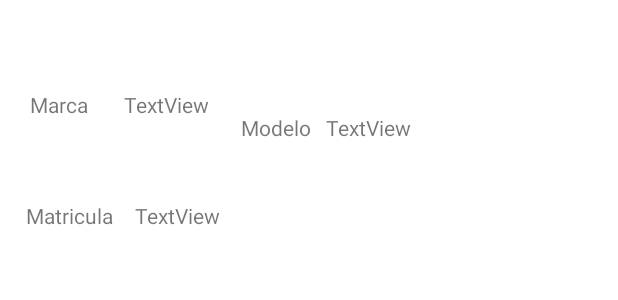
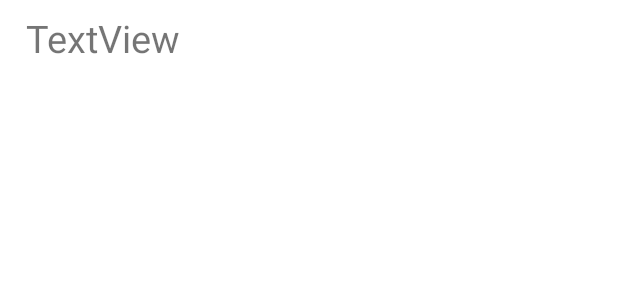
Before and after one commit to spartanh117/VehiculosApp, an Android app: the layout vehiculo_list_row.xml on its own in the app's theme, with its tools: preview values and no code run, on a phone screen of 412 x 824 dp. Shown: the top 300 px of the screen. Run offline under Robolectric (Android 15) with nearby library versions, the phone set to English and light mode, and no system bars.

Commit message:
Insertar y recycleView funcionales

```diff
--- a/app/build.gradle
+++ b/app/build.gradle
@@ -41,4 +41,6 @@ dependencies {
     testImplementation 'junit:junit:4.+'
     androidTestImplementation 'androidx.test.ext:junit:1.1.2'
     androidTestImplementation 'androidx.test.espresso:espresso-core:3.3.0'
+    //noinspection GradleCompatible
+    implementation 'com.android.support:support-v4:19.1.0'
 }
--- a/app/src/main/res/layout/vehiculo_list_row.xml
+++ b/app/src/main/res/layout/vehiculo_list_row.xml
@@ -1,95 +1,19 @@
 <?xml version="1.0" encoding="utf-8"?>
-<androidx.constraintlayout.widget.ConstraintLayout
-    xmlns:android="http://schemas.android.com/apk/res/android"
-    xmlns:app="http://schemas.android.com/apk/res-auto"
-    xmlns:tools="http://schemas.android.com/tools"
-    android:layout_width="match_parent"
-    android:layout_height="match_parent">
+<RelativeLayout xmlns:android="http://schemas.android.com/apk/res/android"
+    android:layout_width="match_parent" android:layout_height="wrap_content">
 
     <TextView
-        android:id="@+id/textView"
+        android:id="@+id/textVehiculo"
         android:layout_width="wrap_content"
         android:layout_height="wrap_content"
-        android:layout_marginStart="16dp"
-        android:layout_marginLeft="16dp"
-        android:layout_marginTop="29dp"
-        android:layout_marginEnd="19dp"
-        android:layout_marginRight="19dp"
-        android:layout_marginBottom="24dp"
-        android:text="@string/marca"
-        app:layout_constraintBottom_toTopOf="@+id/textView5"
-        app:layout_constraintEnd_toStartOf="@+id/txtViewMarca"
-        app:layout_constraintStart_toStartOf="parent"
-        app:layout_constraintTop_toTopOf="parent" />
+        android:layout_alignParentStart="true"
+        android:layout_alignParentLeft="true"
+        android:layout_alignParentTop="true"
+        android:layout_marginStart="17dp"
+        android:layout_marginLeft="17dp"
+        android:layout_marginTop="8dp"
+        android:text="TextView"
+        android:textSize="25dp" />
 
-    <TextView
-        android:id="@+id/txtViewMarca"
-        android:layout_width="wrap_content"
-        android:layout_height="wrap_content"
-        android:layout_marginTop="29dp"
-        android:layout_marginEnd="17dp"
-        android:layout_marginRight="17dp"
-        android:layout_marginBottom="24dp"
-        android:text="TextView"
-        app:layout_constraintBottom_toTopOf="@+id/txtViewMatricula"
-        app:layout_constraintEnd_toStartOf="@+id/textView4"
-        app:layout_constraintStart_toEndOf="@+id/textView"
-        app:layout_constraintTop_toTopOf="parent" />
 
-    <TextView
-        android:id="@+id/txtViewMatricula"
-        android:layout_width="wrap_content"
-        android:layout_height="wrap_content"
-        android:layout_marginEnd="264dp"
-        android:layout_marginRight="264dp"
-        android:layout_marginBottom="640dp"
-        android:text="TextView"
-        app:layout_constraintBottom_toBottomOf="parent"
-        app:layout_constraintEnd_toEndOf="parent"
-        app:layout_constraintStart_toEndOf="@+id/textView5"
-        app:layout_constraintTop_toBottomOf="@+id/txtViewMarca" />
-
-    <TextView
-        android:id="@+id/txtViewModelo"
-        android:layout_width="wrap_content"
-        android:layout_height="wrap_content"
-        android:layout_marginTop="29dp"
-        android:layout_marginEnd="134dp"
-        android:layout_marginRight="134dp"
-        android:layout_marginBottom="683dp"
-        android:text="TextView"
-        app:layout_constraintBottom_toBottomOf="parent"
-        app:layout_constraintEnd_toEndOf="parent"
-        app:layout_constraintStart_toEndOf="@+id/textView4"
-        app:layout_constraintTop_toTopOf="parent" />
-
-    <TextView
-        android:id="@+id/textView4"
-        android:layout_width="wrap_content"
-        android:layout_height="wrap_content"
-        android:layout_marginTop="29dp"
-        android:layout_marginEnd="5dp"
-        android:layout_marginRight="5dp"
-        android:layout_marginBottom="683dp"
-        android:text="@string/modelo"
-        app:layout_constraintBottom_toBottomOf="parent"
-        app:layout_constraintEnd_toStartOf="@+id/txtViewModelo"
-        app:layout_constraintStart_toEndOf="@+id/txtViewMarca"
-        app:layout_constraintTop_toTopOf="parent" />
-
-    <TextView
-        android:id="@+id/textView5"
-        android:layout_width="wrap_content"
-        android:layout_height="wrap_content"
-        android:layout_marginStart="16dp"
-        android:layout_marginLeft="16dp"
-        android:layout_marginEnd="14dp"
-        android:layout_marginRight="14dp"
-        android:layout_marginBottom="640dp"
-        android:text="@string/matricula"
-        app:layout_constraintBottom_toBottomOf="parent"
-        app:layout_constraintEnd_toStartOf="@+id/txtViewMatricula"
-        app:layout_constraintStart_toStartOf="parent"
-        app:layout_constraintTop_toBottomOf="@+id/textView" />
-
-</androidx.constraintlayout.widget.ConstraintLayout>
+</RelativeLayout>
```
Also changed, not shown: app/src/main/java/com/example/vehiculosapp/BD/VehiculoSQLiteHelper.java (added, +25 -0 lines), app/src/main/java/com/example/vehiculosapp/InsertarVehiculo.java (+55 -30 lines), app/src/main/java/com/example/vehiculosapp/Main3Activity.java (+10 -9 lines), app/src/main/java/com/example/vehiculosapp/modelo/Vehiculo.java (+9 -0 lines), app/src/main/java/com/example/vehiculosapp/recycleview/ListaVehiculos.java (+20 -14 lines), app/src/main/java/com/example/vehiculosapp/recycleview/RecycleViewAdapter.java (+6 -12 lines), app/src/main/java/com/example/vehiculosapp/utilities/Utilities.java (added, +8 -0 lines), app/src/main/res/layout/fragment_insertar_vehiculo.xml (+29 -75 lines).
